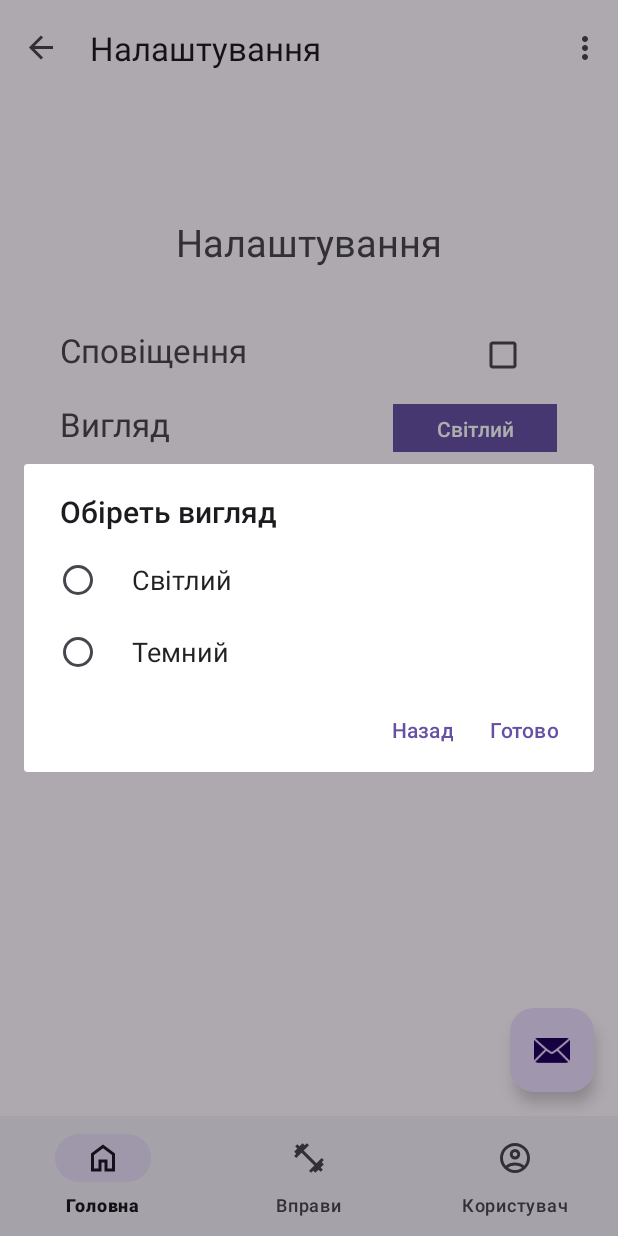
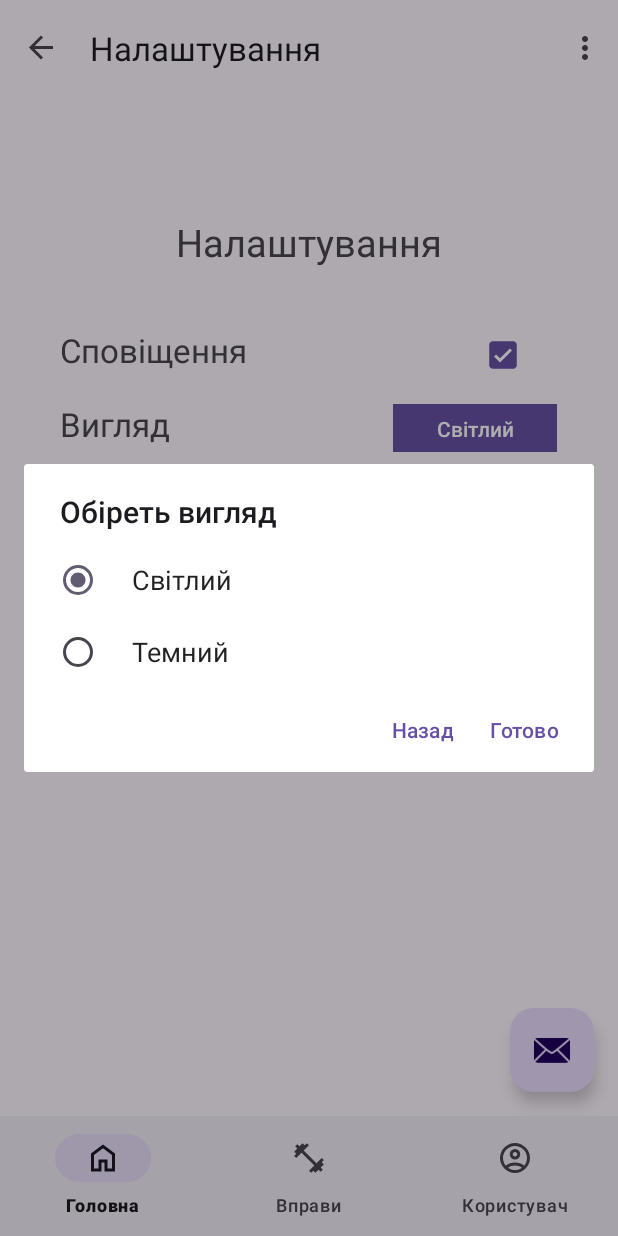
Before and after one commit to kostya-yesypenko/WorkoutApp, an Android app: the SettingsFragment screen opened through its navigation route, after a tap on "Світлий", on a phone screen of 412 x 824 dp. Run offline under Robolectric (Android 15) with nearby library versions, the phone set to English and light mode, and no system bars; our stand-ins replace navigation-ui.

Commit message:
save preferences added

```diff
--- a/app/src/main/java/com/example/kursovavavaaa/MainActivity.kt
+++ b/app/src/main/java/com/example/kursovavavaaa/MainActivity.kt
@@ -8,6 +8,7 @@ import android.app.PendingIntent
 import android.content.BroadcastReceiver
 import android.content.Context
 import android.content.Intent
+import android.content.SharedPreferences
 import android.content.pm.PackageManager
 import android.os.Build
 import android.os.Bundle
@@ -32,11 +33,20 @@ import java.util.Calendar
 class MainActivity : AppCompatActivity() {
     private lateinit var appBarConfiguration: AppBarConfiguration
     private lateinit var binding: ActivityMainBinding
-
+    private lateinit var sharedPreferences: SharedPreferences
+    private val THEME_PREF_KEY = "theme_preference"
     override fun onCreate(savedInstanceState: Bundle?) {
 
         super.onCreate(savedInstanceState)
+        sharedPreferences = getSharedPreferences("app_preferences", MODE_PRIVATE)
 
+        // Apply the saved theme immediately when the app starts
+        val theme = sharedPreferences.getInt(THEME_PREF_KEY, 0)
+        if (theme == 1) {
+            AppCompatDelegate.setDefaultNightMode(AppCompatDelegate.MODE_NIGHT_YES)
+        } else {
+            AppCompatDelegate.setDefaultNightMode(AppCompatDelegate.MODE_NIGHT_NO)
+        }
         binding = ActivityMainBinding.inflate(layoutInflater)
         setContentView(binding.root)
 
--- a/app/src/main/java/com/example/kursovavavaaa/ui/fragments/SettingsFragment.kt
+++ b/app/src/main/java/com/example/kursovavavaaa/ui/fragments/SettingsFragment.kt
@@ -1,56 +1,99 @@
 package com.example.kursovavavaaa.ui.fragments
 
+import android.content.Context
 import android.os.Bundle
-import android.util.Log
-import androidx.fragment.app.Fragment
 import android.view.LayoutInflater
 import android.view.View
 import android.view.ViewGroup
 import androidx.appcompat.app.AlertDialog
 import androidx.appcompat.app.AppCompatDelegate
+import android.content.SharedPreferences
+import androidx.fragment.app.Fragment
 import com.example.kursovavavaaa.databinding.FragmentSettingsBinding
 
 class SettingsFragment : Fragment() {
     private lateinit var _binding: FragmentSettingsBinding
     private val binding get() = _binding!!
 
+    private lateinit var sharedPreferences: SharedPreferences
+    private val THEME_PREF_KEY = "theme_preference"
+    private val NOTIFICATIONS_PREF_KEY = "notifications_preference"
+
+    // Show the theme choice dialog
     private fun showChoiceDialog() {
         val choices = arrayOf("Світлий", "Темний")
-        var selectedItem = -1
+        val selectedItem = if (isNightMode()) 1 else 0
 
         AlertDialog.Builder(requireContext())
             .setTitle("Обіреть вигляд")
             .setSingleChoiceItems(choices, selectedItem) { _, which ->
-                selectedItem = which
-                if (selectedItem == 1)
+                // Save the selected theme
+                saveThemePreference(which)
+                // Set the selected theme
+                if (which == 1)
                     AppCompatDelegate.setDefaultNightMode(AppCompatDelegate.MODE_NIGHT_YES)
                 else
                     AppCompatDelegate.setDefaultNightMode(AppCompatDelegate.MODE_NIGHT_NO)
-
             }
-            .setPositiveButton("Готово") { _, _ ->
-            }
+            .setPositiveButton("Готово") { _, _ -> }
             .setNegativeButton("Назад", null)
             .show()
     }
 
+    // Save the theme preference to SharedPreferences
+    private fun saveThemePreference(themeMode: Int) {
+        val editor = sharedPreferences.edit()
+        editor.putInt(THEME_PREF_KEY, themeMode)
+        editor.apply()
+    }
+
+    // Check the saved theme preference from SharedPreferences
+    private fun isNightMode(): Boolean {
+        return sharedPreferences.getInt(THEME_PREF_KEY, 0) == 1
+    }
+
+    // Save notification setting
+    private fun saveNotificationPreference(isChecked: Boolean) {
+        val editor = sharedPreferences.edit()
+        editor.putBoolean(NOTIFICATIONS_PREF_KEY, isChecked)
+        editor.apply()
+    }
+
+    // Check if notifications are enabled
+    private fun isNotificationsEnabled(): Boolean {
+        return sharedPreferences.getBoolean(NOTIFICATIONS_PREF_KEY, true) // Default to true
+    }
 
     override fun onCreateView(
         inflater: LayoutInflater, container: ViewGroup?,
         savedInstanceState: Bundle?
     ): View? {
-
         _binding = FragmentSettingsBinding.inflate(inflater, container, false)
 
+        sharedPreferences = requireContext().getSharedPreferences("app_preferences", Context.MODE_PRIVATE)
+
+        // Initially apply the theme when the view is created
+        if (isNightMode()) {
+            AppCompatDelegate.setDefaultNightMode(AppCompatDelegate.MODE_NIGHT_YES)
+            binding.themeState.text = "Темний"
+        } else {
+            AppCompatDelegate.setDefaultNightMode(AppCompatDelegate.MODE_NIGHT_NO)
+            binding.themeState.text = "Світлий"
+        }
+
+        // Set the button to open the theme choice dialog
         binding.themeState.setOnClickListener {
             showChoiceDialog()
         }
-        if (AppCompatDelegate.getDefaultNightMode() != AppCompatDelegate.MODE_NIGHT_YES)
-            binding.themeState.text = "Світлий"
-        else
-            binding.themeState.text = "Темний"
+
+        // Restore notification preference and update the checkbox
+        binding.checkBox.isChecked = isNotificationsEnabled()
+
+        // Save notification setting when checkbox is toggled
+        binding.checkBox.setOnCheckedChangeListener { _, isChecked ->
+            saveNotificationPreference(isChecked)
+        }
 
         return binding.root
     }
-
 }
```
